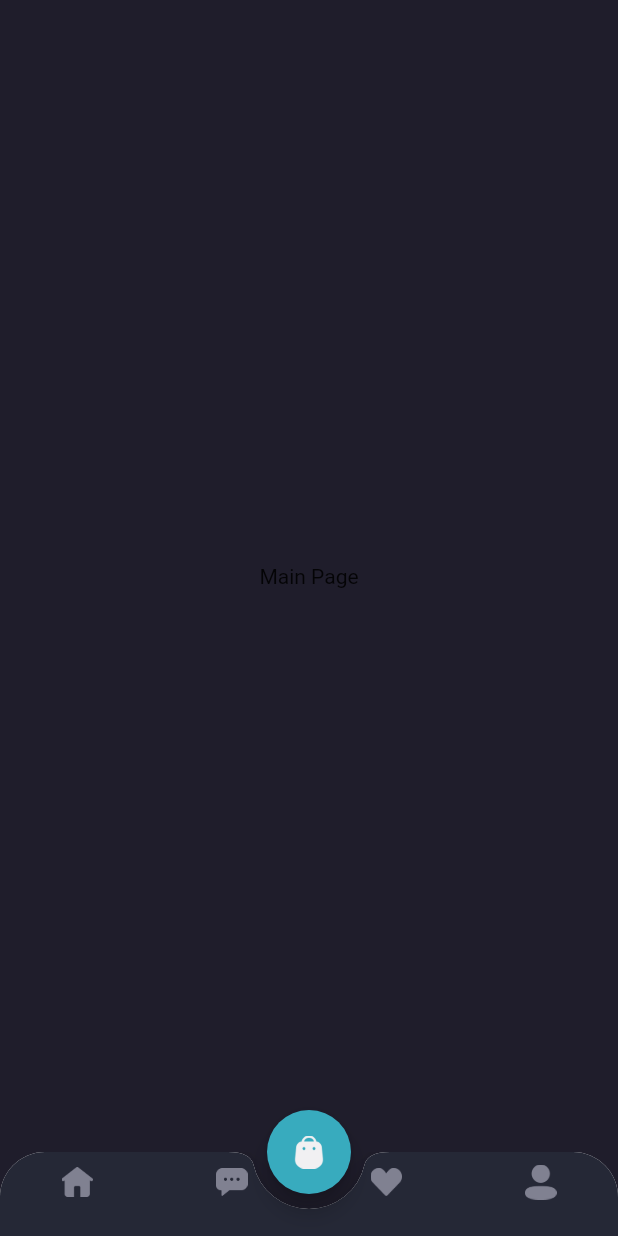
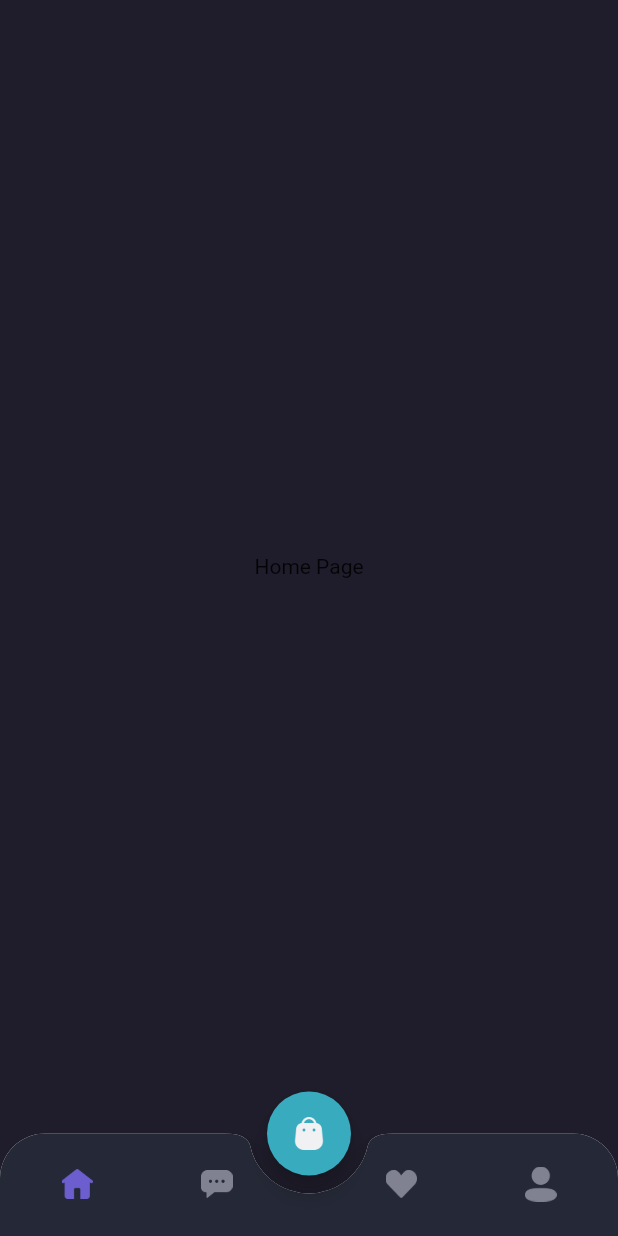
Before and after one commit to kevinrisqi/flutter_shoes_store, a Flutter app: the MainPage screen opened by its route, on a phone screen of 412 x 824 dp. Run offline on Flutter 3.47's test engine with Material 2 defaults, Android fonts, the light colour scheme and no system bars; our stand-ins replace google_fonts.

Commit message:
set currentIndex in navbar

```diff
--- a/lib/main.dart
+++ b/lib/main.dart
@@ -1,7 +1,7 @@
 // ignore_for_file: prefer_const_constructors
 
 import 'package:flutter/material.dart';
-import 'package:flutter_shoes_store/pages/main_page.dart';
+import 'package:flutter_shoes_store/pages/home/main_page.dart';
 import 'package:flutter_shoes_store/pages/sign_in_page.dart';
 import 'package:flutter_shoes_store/pages/sign_up_page.dart';
 import 'package:flutter_shoes_store/pages/splash_page.dart';
--- /dev/null
+++ b/lib/pages/home/chat_page.dart
@@ -0,0 +1,12 @@
+import 'package:flutter/material.dart';
+
+class ChatPage extends StatelessWidget {
+  const ChatPage({Key? key}) : super(key: key);
+
+  @override
+  Widget build(BuildContext context) {
+    return Center(
+      child: Text('Chat Page'),
+    );
+  }
+}
--- /dev/null
+++ b/lib/pages/home/home_page.dart
@@ -0,0 +1,12 @@
+import 'package:flutter/material.dart';
+
+class HomePage extends StatelessWidget {
+  const HomePage({Key? key}) : super(key: key);
+
+  @override
+  Widget build(BuildContext context) {
+    return Center(
+      child: Text('Home Page'),
+    );
+  }
+}
--- /dev/null
+++ b/lib/pages/home/main_page.dart
@@ -0,0 +1,123 @@
+// ignore_for_file: prefer_const_constructors
+
+import 'package:flutter/material.dart';
+import 'package:flutter_shoes_store/pages/home/chat_page.dart';
+import 'package:flutter_shoes_store/pages/home/home_page.dart';
+import 'package:flutter_shoes_store/pages/home/profile_page.dart';
+import 'package:flutter_shoes_store/pages/home/wishlist_page.dart';
+import 'package:flutter_shoes_store/theme.dart';
+
+class MainPage extends StatefulWidget {
+  const MainPage({Key? key}) : super(key: key);
+
+  @override
+  State<MainPage> createState() => _MainPageState();
+}
+
+class _MainPageState extends State<MainPage> {
+  int currentIndex = 0;
+
+  @override
+  Widget build(BuildContext context) {
+    Widget cartButton() {
+      return FloatingActionButton(
+        onPressed: () {},
+        backgroundColor: secondaryColor,
+        child: Image.asset(
+          'assets/icon_cart.png',
+          width: 20,
+        ),
+      );
+    }
+
+    Widget customNavBar() {
+      return ClipRRect(
+        borderRadius: BorderRadius.vertical(
+          top: Radius.circular(30),
+        ),
+        child: BottomAppBar(
+          shape: CircularNotchedRectangle(),
+          notchMargin: 12,
+          clipBehavior: Clip.antiAlias,
+          child: BottomNavigationBar(
+            type: BottomNavigationBarType.fixed,
+            backgroundColor: bgColor4,
+            currentIndex: currentIndex,
+            onTap: (value) {
+              setState(() {
+                currentIndex = value;
+              });
+            },
+            items: [
+              BottomNavigationBarItem(
+                icon: Container(
+                  margin: EdgeInsets.only(top: 15),
+                  child: Image.asset(
+                    'assets/icon_home.png',
+                    width: 21,
+                    color: currentIndex == 0 ? primaryColor : greyColor,
+                  ),
+                ),
+                label: '',
+              ),
+              BottomNavigationBarItem(
+                icon: Container(
+                  margin: EdgeInsets.only(top: 15, right: 20),
+                  child: Image.asset(
+                    'assets/icon_chat.png',
+                    width: 21,
+                    color: currentIndex == 1 ? primaryColor : greyColor,
+                  ),
+                ),
+                label: '',
+              ),
+              BottomNavigationBarItem(
+                icon: Container(
+                  margin: EdgeInsets.only(top: 15, left: 20),
+                  child: Image.asset(
+                    'assets/icon_wishlist.png',
+                    width: 21,
+                    color: currentIndex == 2 ? primaryColor : greyColor,
+                  ),
+                ),
+                label: '',
+              ),
+              BottomNavigationBarItem(
+                icon: Container(
+                  margin: EdgeInsets.only(top: 15),
+                  child: Image.asset(
+                    'assets/icon_profile.png',
+                    width: 21,
+                    color: currentIndex == 3 ? primaryColor : greyColor,
+                  ),
+                ),
+                label: '',
+              ),
+            ],
+          ),
+        ),
+      );
+    }
+
+    Widget body() {
+      switch (currentIndex) {
+        case 0:
+          return HomePage();
+        case 1:
+          return ChatPage();
+        case 2:
+          return WishlistPage();
+        default:
+          return ProfilePage();
+      }
+    }
+
+    return Scaffold(
+      floatingActionButton: cartButton(),
+      floatingActionButtonLocation: FloatingActionButtonLocation.centerDocked,
+      bottomNavigationBar: customNavBar(),
+      backgroundColor: bgColor1,
+      body: body()
+    );
+  }
+}
--- /dev/null
+++ b/lib/pages/home/profile_page.dart
@@ -0,0 +1,12 @@
+import 'package:flutter/material.dart';
+
+class ProfilePage extends StatelessWidget {
+  const ProfilePage({Key? key}) : super(key: key);
+
+  @override
+  Widget build(BuildContext context) {
+    return Center(
+      child: Text('Profile Page'),
+    );
+  }
+}
--- /dev/null
+++ b/lib/pages/home/wishlist_page.dart
@@ -0,0 +1,12 @@
+import 'package:flutter/material.dart';
+
+class WishlistPage extends StatelessWidget {
+  const WishlistPage({Key? key}) : super(key: key);
+
+  @override
+  Widget build(BuildContext context) {
+    return Center(
+      child: Text('Wishlist Page'),
+    );
+  }
+}
--- a/lib/pages/main_page.dart
+++ /dev/null
@@ -1,79 +0,0 @@
-// ignore_for_file: prefer_const_constructors
-
-import 'package:flutter/material.dart';
-import 'package:flutter_shoes_store/theme.dart';
-
-class MainPage extends StatelessWidget {
-  const MainPage({Key? key}) : super(key: key);
-
-  @override
-  Widget build(BuildContext context) {
-    Widget cartButton() {
-      return FloatingActionButton(
-        onPressed: () {},
-        backgroundColor: secondaryColor,
-        child: Image.asset(
-          'assets/icon_cart.png',
-          width: 20,
-        ),
-      );
-    }
-
-    Widget customNavBar() {
-      return ClipRRect(
-        borderRadius: BorderRadius.vertical(
-          top: Radius.circular(30),
-        ),
-        child: BottomAppBar(
-          shape: CircularNotchedRectangle(),
-          notchMargin: 10,
-          clipBehavior: Clip.antiAlias,
-          child: BottomNavigationBar(
-            type: BottomNavigationBarType.fixed,
-            backgroundColor: bgColor4,
-            items: [
-              BottomNavigationBarItem(
-                icon: Image.asset(
-                  'assets/icon_home.png',
-                  width: 21,
-                ),
-                label: '',
-              ),
-              BottomNavigationBarItem(
-                icon: Image.asset(
-                  'assets/icon_chat.png',
-                  width: 21,
-                ),
-                label: '',
-              ),
-              BottomNavigationBarItem(
-                icon: Image.asset(
-                  'assets/icon_wishlist.png',
-                  width: 21,
-                ),
-                label: '',
-              ),
-              BottomNavigationBarItem(
-                icon: Image.asset(
-                  'assets/icon_profile.png',
-                  width: 21,
-                ),
-                label: '',
-              ),
-            ],
-          ),
-        ),
-      );
-    }
-
-    return Scaffold(
-      floatingActionButton: cartButton(),
-      floatingActionButtonLocation: FloatingActionButtonLocation.centerDocked,
-      bottomNavigationBar: customNavBar(),
-      backgroundColor: bgColor1,
-      body: Center(
-        child: Text('Main Page'),
-      ),
-    );
-  }
-}
--- a/lib/theme.dart
+++ b/lib/theme.dart
@@ -7,6 +7,7 @@ Color primaryColor = const Color(0xff6C5ECF);
 Color secondaryColor = const Color(0xff38ABBE);
 Color alertColor = const Color(0xffED6363);
 Color priceColor = const Color(0xff2C96F1);
+Color greyColor = const Color(0xff808191);
 
 Color bgColor1 = const Color(0xff1F1D2B);
 Color bgColor2 = const Color(0xff2B2937);
```
Also changed, not shown: 1 other file.
